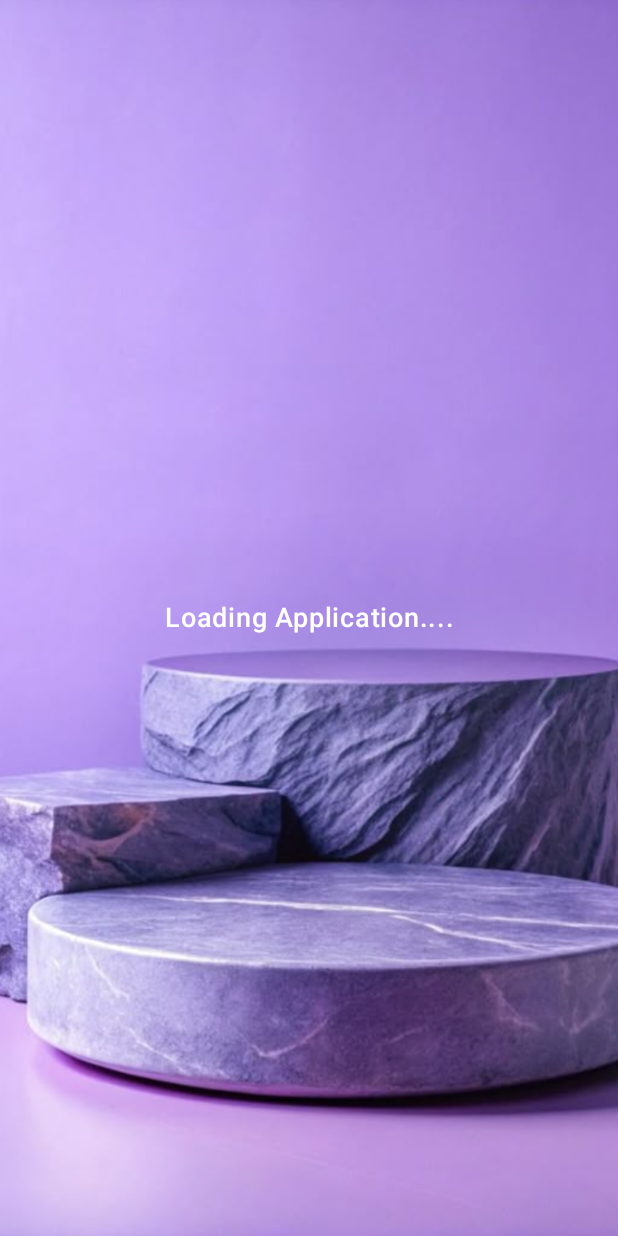
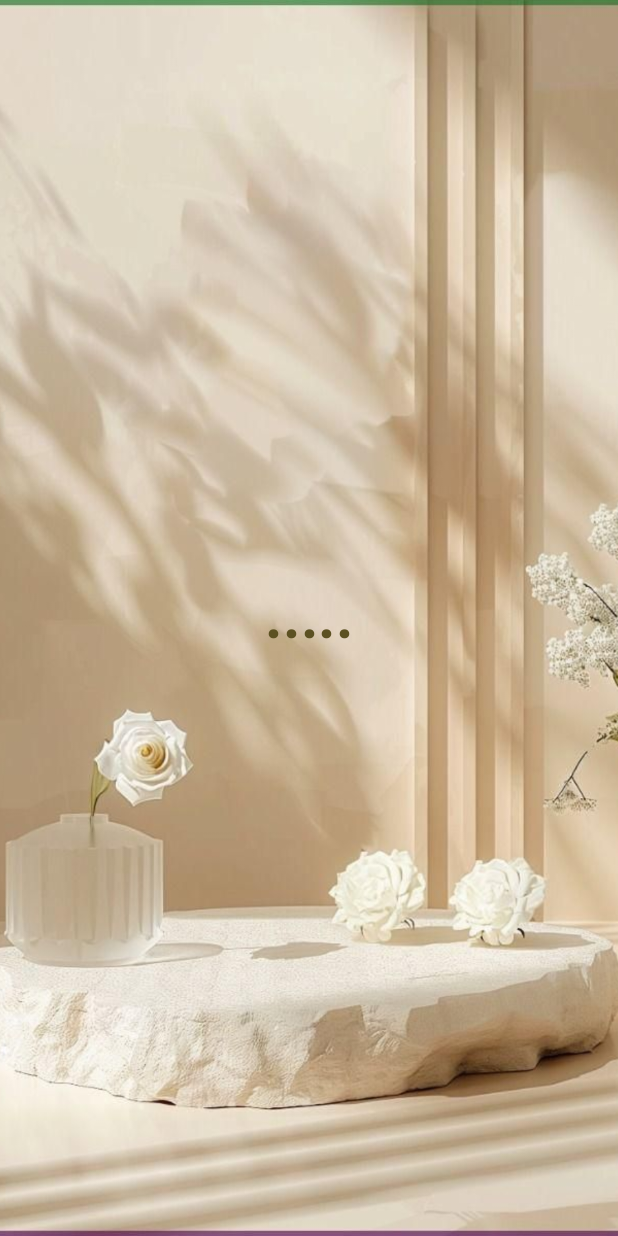
Before and after one commit to hanaeHb/TP_Android_HanaeBertili, an Android app built with Jetpack Compose: the screen it shows after launch (MainActivity), on a phone screen of 412 x 824 dp. Run offline under Robolectric (Android 15) with nearby library versions, the phone set to English and light mode, and no system bars; our stand-ins replace Dagger/Hilt's generated code, Room's generated code; libraries missing offline, so code that uses them is left out: androidx.room.util.

Commit message:
add catalog dezaine

```diff
--- a/app/src/main/java/com/example/ecommerceapp/nav/Route.kt
+++ b/app/src/main/java/com/example/ecommerceapp/nav/Route.kt
@@ -7,6 +7,8 @@ import androidx.compose.foundation.Image
 import androidx.compose.foundation.background
 import androidx.compose.foundation.clickable
 import androidx.compose.foundation.layout.*
+import androidx.compose.ui.Alignment
+import androidx.compose.ui.Modifier
 import androidx.compose.foundation.lazy.grid.GridCells
 import androidx.compose.foundation.lazy.grid.GridItemSpan
 import androidx.compose.foundation.lazy.grid.LazyVerticalGrid
@@ -19,10 +21,14 @@ import androidx.compose.material.icons.filled.Person
 import androidx.compose.material.icons.filled.Search
 import androidx.compose.material.icons.filled.ShoppingCart
 import androidx.compose.material.icons.filled.Star
+import androidx.compose.foundation.layout.Column
+import androidx.compose.foundation.layout.fillMaxWidth
+import androidx.compose.foundation.layout.Box
+
+
 import androidx.compose.material3.*
 import androidx.compose.runtime.*
-import androidx.compose.ui.Alignment
-import androidx.compose.ui.Modifier
+
 import androidx.compose.ui.draw.alpha
 import androidx.compose.ui.draw.clip
 import androidx.compose.ui.geometry.Offset
@@ -114,7 +120,7 @@ fun GreetingScreen(onNavigateToHome: () -> Unit) {
     ) {
 
         Image(
-            painter = painterResource(id = R.drawable.greet),
+            painter = painterResource(id = R.drawable.fav8),
             contentDescription = "Welcome Image",
             modifier = Modifier
                 .fillMaxSize()
@@ -136,17 +142,18 @@ fun GreetingScreen(onNavigateToHome: () -> Unit) {
 @Composable
 fun LoadingText(progressAnim: Animatable<Float, *>) {
     Text(
-        text = "Loading Application....",
+        text = ".....",
         modifier = Modifier
             .fillMaxWidth()
             .wrapContentWidth(Alignment.CenterHorizontally)
             .alpha(progressAnim.value),
-        color = Color.White,
-        fontSize = 18.sp,
+        color = Color(0xFF5C5122),
+        fontSize = 40.sp,
         textAlign = TextAlign.Center,
-        fontWeight = FontWeight.Medium
+        fontWeight = FontWeight.Bold
     )
 }
+
 
 /*
 @Composable
```
Also changed, not shown: app/src/main/java/com/example/ecommerceapp/ui/product/Screen/HomeScreen.kt (+66 -1 lines), app/src/main/res/drawable/cream.jpg (added), app/src/main/res/drawable/fav5.jpg (added), app/src/main/res/drawable/fav6.jpg (added), app/src/main/res/drawable/fav7.jpg (added), app/src/main/res/drawable/fav8.jpg (added), app/src/main/res/drawable/mask.jpg (added), app/src/main/res/drawable/serum.jpg (added), app/src/main/res/drawable/serum1.jpg (added), app/src/main/res/drawable/serum2.jpg (added), app/src/main/res/drawable/serumm.jpg (added), app/src/main/res/drawable/sunscream.jpg (added), app/src/main/res/drawable/sunscreen1.jpg (added), app/src/main/res/drawable/toner.jpg (added), 2 more files.
